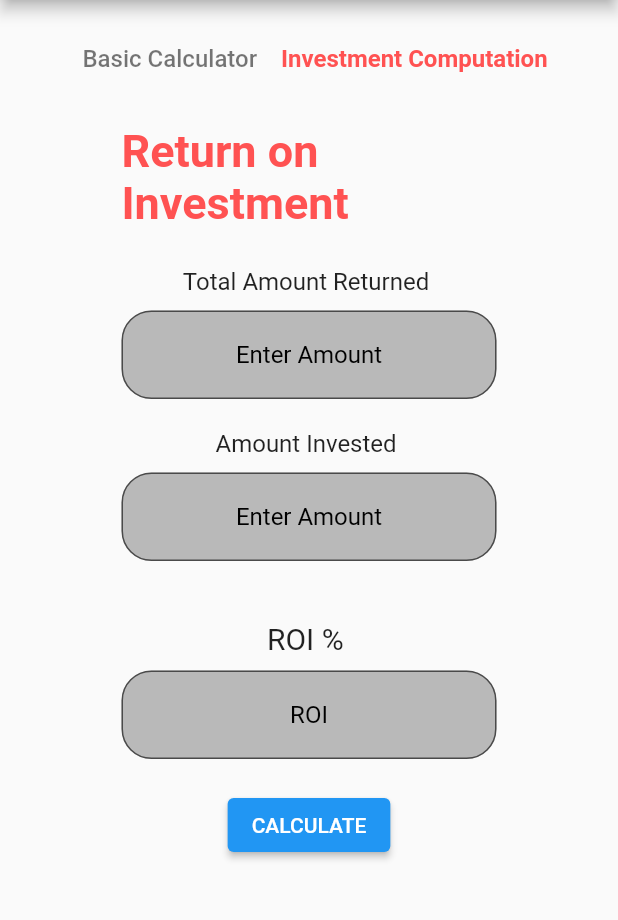
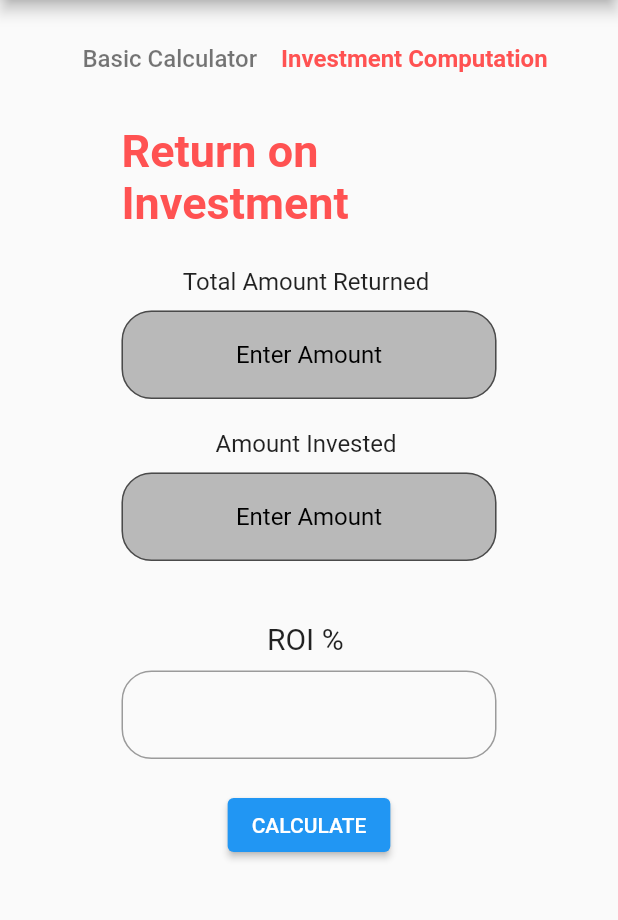
Before and after one commit to RowanSkie/investment_calc, a Flutter app: the RoiCalc screen opened by its route, on a phone screen of 412 x 824 dp, the part 84-1004 px from its top. Run offline on Flutter 3.47's test engine with Material 2 defaults, Android fonts, the phone set to English and light mode, and no system bars; our stand-ins replace math_expressions.

Commit message:
minor ui change
color filled => false
remove hintText

```diff
--- a/lib/screens/RoiCalc.dart
+++ b/lib/screens/RoiCalc.dart
@@ -145,8 +145,6 @@ class _RoiCalcState extends State<RoiCalc> {
                       ),
                       hintStyle: TextStyle(color: Colors.black),
                       fillColor: Colors.black26,
-                      filled: true,
-                      hintText: 'ROI',
                     ),
                     style: TextStyle(color: Colors.red),
                     readOnly: true,
```
